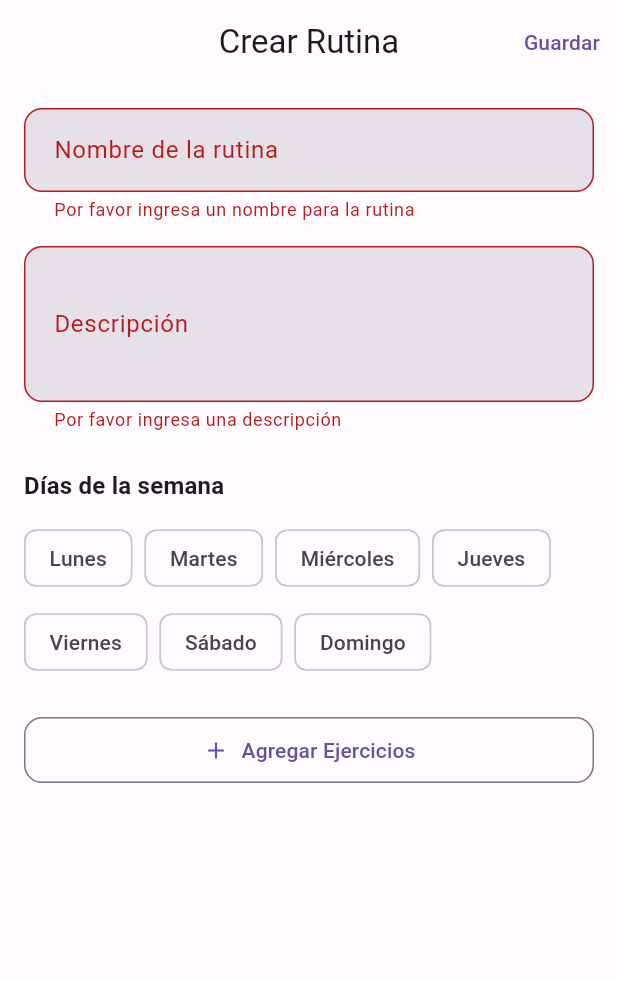
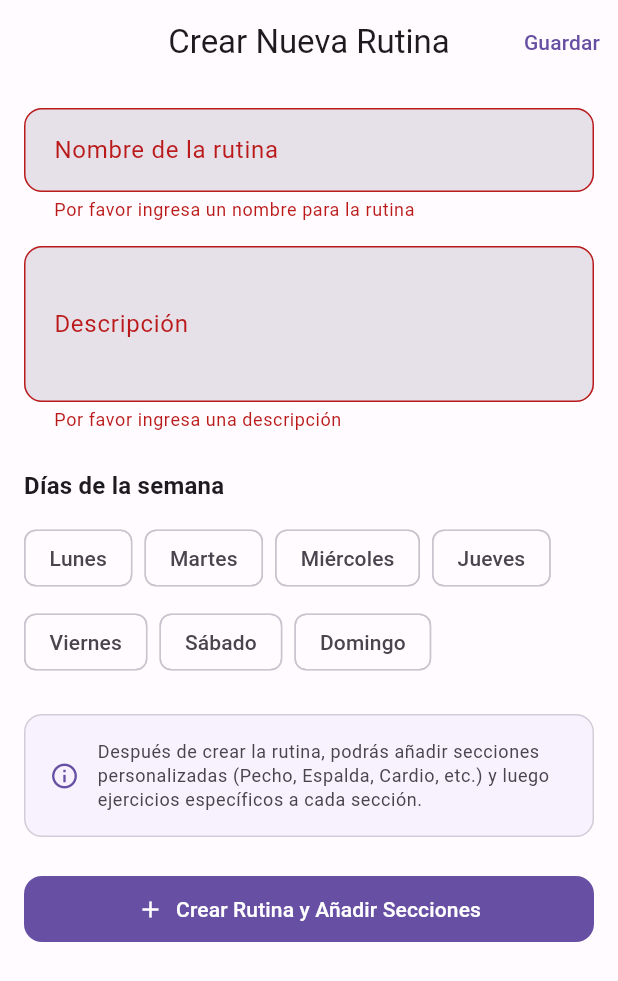
Before and after one commit to NoeCR/liftup, a Flutter app: the CreateRoutinePage screen opened by its route, after a tap on "Guardar", on a phone screen of 412 x 824 dp. Shown: the top 981 px of the screen. Run offline on Flutter 3.47's test engine with Material 3 defaults, Android fonts, the light colour scheme and no system bars; our stand-ins replace equatable, flutter_riverpod, go_router, hive, hive_flutter, pdf and 2 more; accounts and stored records are empty; generated files the repository leaves out were written again.

Commit message:
refactor: Fix CreateRoutinePage to properly handle section selection
- Change 'Add Exercises' button to 'Add Sections' functionality
- Add clear instructions for users about the flow
- Create separate methods for saving routine only vs saving and navigating to sections
- Improve UI with informational container explaining the process
- Ensure proper navigation to section selection page
- Remove confusion between exercise and section selection
- Make the flow: Create Routine → Add Sections → Add Exercises

```diff
--- a/lib/features/home/pages/create_routine_page.dart
+++ b/lib/features/home/pages/create_routine_page.dart
@@ -34,10 +34,16 @@
 
     return Scaffold(
       appBar: AppBar(
-        title: const Text('Crear Rutina'),
+        title: const Text('Crear Nueva Rutina'),
         backgroundColor: colorScheme.surface,
         actions: [
-          TextButton(onPressed: _saveRoutine, child: const Text('Guardar')),
+          TextButton(
+            onPressed: () {
+              // Just save and go back to home
+              _saveRoutineOnly();
+            },
+            child: const Text('Guardar'),
+          ),
         ],
       ),
       body: Padding(
@@ -93,10 +99,41 @@
               _buildDaysSelection(),
               const SizedBox(height: 24),
 
-              // Add Exercise Button
+              // Instructions
+              Container(
+                padding: const EdgeInsets.all(16),
+                decoration: BoxDecoration(
+                  color: colorScheme.primaryContainer.withOpacity(0.3),
+                  borderRadius: BorderRadius.circular(12),
+                  border: Border.all(
+                    color: colorScheme.outline.withOpacity(0.3),
+                  ),
+                ),
+                child: Row(
+                  children: [
+                    Icon(
+                      Icons.info_outline,
+                      color: colorScheme.primary,
+                      size: 20,
+                    ),
+                    const SizedBox(width: 12),
+                    Expanded(
+                      child: Text(
+                        'Después de crear la rutina, podrás añadir secciones personalizadas (Pecho, Espalda, Cardio, etc.) y luego ejercicios específicos a cada sección.',
+                        style: theme.textTheme.bodySmall?.copyWith(
+                          color: colorScheme.onSurfaceVariant,
+                        ),
+                      ),
+                    ),
+                  ],
+                ),
+              ),
+              const SizedBox(height: 24),
+
+              // Add Sections Button
               SizedBox(
                 width: double.infinity,
-                child: OutlinedButton.icon(
+                child: FilledButton.icon(
                   onPressed: () {
                     if (_selectedDays.isEmpty) {
                       ScaffoldMessenger.of(context).showSnackBar(
@@ -110,13 +147,11 @@
                       return;
                     }
 
-                    // Navigate to exercise selection with routine context
-                    context.push(
-                      '/exercise-selection?title=Agregar Ejercicios&subtitle=Selecciona ejercicios para tu rutina&routineId=$_routineId',
-                    );
+                    // Save routine first, then navigate to section selection
+                    _saveRoutineAndNavigateToSections();
                   },
                   icon: const Icon(Icons.add),
-                  label: const Text('Agregar Ejercicios'),
+                  label: const Text('Crear Rutina y Añadir Secciones'),
                 ),
               ),
             ],
@@ -156,7 +191,7 @@
     );
   }
 
-  void _saveRoutine() {
+  void _saveRoutineAndNavigateToSections() {
     if (_formKey.currentState!.validate()) {
       if (_selectedDays.isEmpty) {
         ScaffoldMessenger.of(context).showSnackBar(
@@ -169,31 +204,12 @@
       }
 
       // Create routine with selected days
-      final routine = Routine(
-        id: _routineId,
-        name: _nameController.text.trim(),
-        description: _descriptionController.text.trim(),
-        days:
-            _selectedDays.map((day) {
-              final dayId = '${day}_${DateTime.now().millisecondsSinceEpoch}';
-              return RoutineDay(
-                id: dayId,
-                routineId: _routineId,
-                dayOfWeek: WeekDayExtension.fromString(day),
-                name: day,
-                sections: [], // No crear secciones automáticamente
-                isActive: true,
-              );
-            }).toList(),
-        isActive: true,
-        createdAt: DateTime.now(),
-        updatedAt: DateTime.now(),
-      );
+      final routine = _createRoutine();
 
       // Save routine using the notifier
       ref.read(routineNotifierProvider.notifier).addRoutine(routine);
 
-      // Show success message and navigate back
+      // Show success message
       ScaffoldMessenger.of(context).showSnackBar(
         SnackBar(
           content: Text('Rutina "${routine.name}" creada exitosamente'),
@@ -214,4 +230,56 @@
     }
   }
 
+  void _saveRoutineOnly() {
+    if (_formKey.currentState!.validate()) {
+      if (_selectedDays.isEmpty) {
+        ScaffoldMessenger.of(context).showSnackBar(
+          const SnackBar(
+            content: Text('Por favor selecciona al menos un día de la semana'),
+            backgroundColor: Colors.red,
+          ),
+        );
+        return;
+      }
+
+      // Create routine with selected days
+      final routine = _createRoutine();
+
+      // Save routine using the notifier
+      ref.read(routineNotifierProvider.notifier).addRoutine(routine);
+
+      // Show success message and navigate back
+      ScaffoldMessenger.of(context).showSnackBar(
+        SnackBar(
+          content: Text('Rutina "${routine.name}" creada exitosamente'),
+          backgroundColor: Colors.green,
+        ),
+      );
+
+      // Navigate back to home
+      Navigator.of(context).pop();
+    }
+  }
+
+  Routine _createRoutine() {
+    return Routine(
+      id: _routineId,
+      name: _nameController.text.trim(),
+      description: _descriptionController.text.trim(),
+      days: _selectedDays.map((day) {
+        final dayId = '${day}_${DateTime.now().millisecondsSinceEpoch}';
+        return RoutineDay(
+          id: dayId,
+          routineId: _routineId,
+          dayOfWeek: WeekDayExtension.fromString(day),
+          name: day,
+          sections: [], // No crear secciones automáticamente
+          isActive: true,
+        );
+      }).toList(),
+      isActive: true,
+      createdAt: DateTime.now(),
+      updatedAt: DateTime.now(),
+    );
+  }
 }
```
